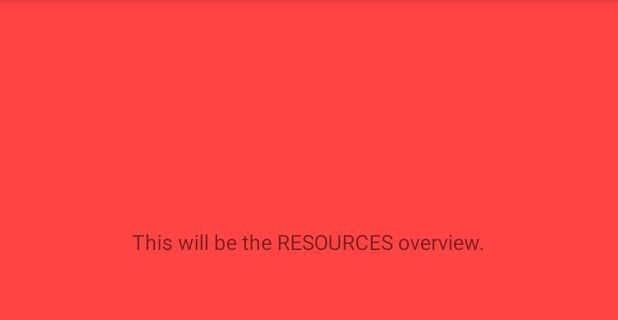
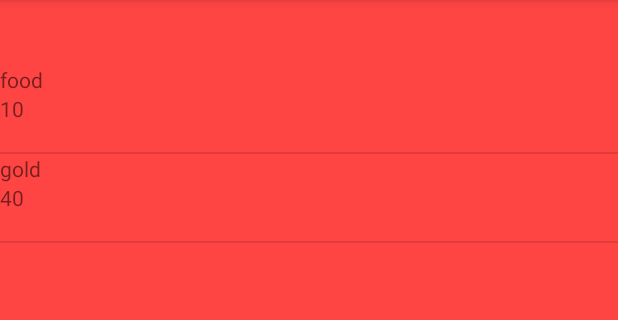
Before and after one commit to greenfox-zerda-raptors/peridot-coz-android, an Android app: the fragment ResourcesOverviewFragment placed in its activity, on a phone screen of 412 x 824 dp, the part 84-404 px from its top. Run offline under Robolectric (Android 15) with nearby library versions, the phone set to English and light mode, and no system bars; our stand-ins replace Dagger/Hilt's generated code; 1 statement that could not run was skipped.

Commit message:
great progress in resource list view

```diff
--- a/app/src/main/java/com/greenfox/peridot/peridot_coz_android/adapter/ResourceAdapter.java
+++ b/app/src/main/java/com/greenfox/peridot/peridot_coz_android/adapter/ResourceAdapter.java
@@ -7,6 +7,7 @@ import android.view.ViewGroup;
 import android.widget.ArrayAdapter;
 import android.widget.TextView;
 import com.greenfox.peridot.peridot_coz_android.R;
+import com.greenfox.peridot.peridot_coz_android.model.pojo.Building;
 import com.greenfox.peridot.peridot_coz_android.model.pojo.Resource;
 import java.util.ArrayList;
 
@@ -28,9 +29,19 @@ public class ResourceAdapter extends ArrayAdapter<Resource> {
         TextView buildings = (TextView) convertView.findViewById(R.id.buildings);
 
         type.setText(resource.getType());
-        amount.setText(resource.getAmount());
-        buildings.setText((CharSequence) resource.getBuildings());
+        amount.setText(String.valueOf(resource.getAmount()));
+        buildings.setText(listTheBuildings());
 
         return convertView;
     }
+
+    public StringBuilder listTheBuildings(){
+        ArrayList<Building> buildings = new ArrayList<>();
+        StringBuilder buildingString = new StringBuilder();
+
+        for(Building building : buildings){
+            buildingString.append(building).append(",");
+        }
+        return buildingString;
+    }
 }
--- a/app/src/main/java/com/greenfox/peridot/peridot_coz_android/api/MockService.java
+++ b/app/src/main/java/com/greenfox/peridot/peridot_coz_android/api/MockService.java
@@ -172,7 +172,8 @@ public class MockService implements ApiService {
         return new MockCall<ResourceResponse>() {
             @Override
             public void enqueue(Callback<ResourceResponse> callback) {
-                Response<ResourceResponse> r = Response.success(new ResourceResponse(new Resource("food", 40, buildings)));
+                resources.add(new Resource("gold", 40, buildings));
+                Response<ResourceResponse> r = Response.success(new ResourceResponse(resources));
                 callback.onResponse(this, r);
             }
         };
@@ -183,7 +184,7 @@ public class MockService implements ApiService {
         return new MockCall<ResourceResponse>() {
             @Override
             public void enqueue(Callback<ResourceResponse> callback) {
-                Response<ResourceResponse> r = Response.success(new ResourceResponse(new Resource("gold", 20, buildings)));
+                Response<ResourceResponse> r = Response.success(new ResourceResponse(resources));
                 callback.onResponse(this, r);
                     }
         };
--- a/app/src/main/java/com/greenfox/peridot/peridot_coz_android/dagger/MainActivityComponent.java
+++ b/app/src/main/java/com/greenfox/peridot/peridot_coz_android/dagger/MainActivityComponent.java
@@ -3,6 +3,7 @@ package com.greenfox.peridot.peridot_coz_android.dagger;
 import com.greenfox.peridot.peridot_coz_android.activity.LoginActivity;
 import com.greenfox.peridot.peridot_coz_android.activity.MainActivity;
 import com.greenfox.peridot.peridot_coz_android.activity.RegisterActivity;
+import com.greenfox.peridot.peridot_coz_android.fragment.ResourcesOverviewFragment;
 import com.greenfox.peridot.peridot_coz_android.fragment.TroopsOverviewFragment;
 import com.greenfox.peridot.peridot_coz_android.fragment.BuildingsOverviewFragment;
 import com.greenfox.peridot.peridot_coz_android.api.ApiProvider;
@@ -17,4 +18,5 @@ public interface MainActivityComponent {
     void inject(RegisterActivity registerActivity);
     void inject(TroopsOverviewFragment troopsOverviewFragment);
     void inject(BuildingsOverviewFragment buildingsOverviewFragment);
+    void inject(ResourcesOverviewFragment resourcesOverviewFragment);
 }
--- a/app/src/main/java/com/greenfox/peridot/peridot_coz_android/fragment/ResourcesOverviewFragment.java
+++ b/app/src/main/java/com/greenfox/peridot/peridot_coz_android/fragment/ResourcesOverviewFragment.java
@@ -9,17 +9,29 @@ import android.view.ViewGroup;
 import android.widget.ListView;
 import com.greenfox.peridot.peridot_coz_android.R;
 import com.greenfox.peridot.peridot_coz_android.adapter.ResourceAdapter;
+import com.greenfox.peridot.peridot_coz_android.api.ApiService;
+import com.greenfox.peridot.peridot_coz_android.dagger.DaggerMainActivityComponent;
 import com.greenfox.peridot.peridot_coz_android.model.pojo.Resource;
+import com.greenfox.peridot.peridot_coz_android.model.response.ResourceResponse;
 import java.util.ArrayList;
+
+import javax.inject.Inject;
+
+import retrofit2.Call;
+import retrofit2.Callback;
+import retrofit2.Response;
 
 public class ResourcesOverviewFragment extends Fragment {
     ResourceAdapter resourceAdapter;
     ArrayList<Resource> resourceList;
     ListView resourcesListView;
+    @Inject
+    ApiService apiService;
 
     @Nullable
     @Override
     public View onCreateView(LayoutInflater inflater, ViewGroup container, Bundle savedInstanceState) {
+        DaggerMainActivityComponent.builder().build().inject(this);
         View contentView = inflater.inflate(R.layout.resources_overview_layout, container, false);
 
         resourceList = new ArrayList<>();
@@ -30,8 +42,19 @@ public class ResourcesOverviewFragment extends Fragment {
                 getActivity(),
                 R.id.resourcesListView,
                 resourceList);
+        resourcesListView.setAdapter(resourceAdapter);
 
-        resourcesListView.setAdapter(resourceAdapter);
+        apiService.getResource().enqueue(new Callback<ResourceResponse>() {
+            @Override
+            public void onResponse(Call<ResourceResponse> call, Response<ResourceResponse> response) {
+                resourceAdapter.clear();
+                resourceAdapter.addAll(response.body().getResources());
+            }
+
+            @Override
+            public void onFailure(Call<ResourceResponse> call, Throwable t) {
+            }
+        });
 
         return contentView;
     }
--- a/app/src/main/java/com/greenfox/peridot/peridot_coz_android/model/response/ResourceResponse.java
+++ b/app/src/main/java/com/greenfox/peridot/peridot_coz_android/model/response/ResourceResponse.java
@@ -2,10 +2,20 @@ package com.greenfox.peridot.peridot_coz_android.model.response;
 
 import com.greenfox.peridot.peridot_coz_android.model.pojo.Resource;
 
+import java.util.ArrayList;
+
 public class ResourceResponse extends Response {
-    Resource resource;
+    ArrayList<Resource> resources;
 
-    public ResourceResponse(Resource resource) {
-        this.resource = resource;
+    public ResourceResponse(ArrayList<Resource> resources) {
+        this.resources = resources;
+    }
+
+    public ArrayList<Resource> getResources() {
+        return resources;
+    }
+
+    public void setResources(ArrayList<Resource> resources) {
+        this.resources = resources;
     }
 }
--- a/app/src/main/res/layout/resources_overview_layout.xml
+++ b/app/src/main/res/layout/resources_overview_layout.xml
@@ -3,14 +3,6 @@
     android:layout_width="match_parent" android:layout_height="match_parent"
     android:background="@android:color/holo_red_light"  >
 
-    <TextView
-        android:text="This will be the RESOURCES overview."
-        android:layout_width="wrap_content"
-        android:layout_height="wrap_content"
-        android:layout_alignParentTop="true"
-        android:layout_centerHorizontal="true"
-        android:layout_marginTop="151dp"
-        android:id="@+id/secondLayout" />
 
     <ListView
         android:layout_width="match_parent"
```
